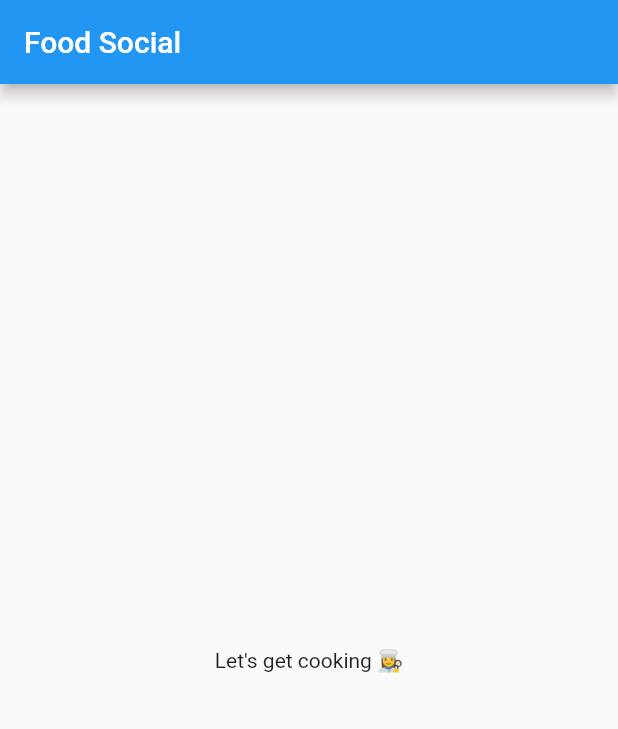
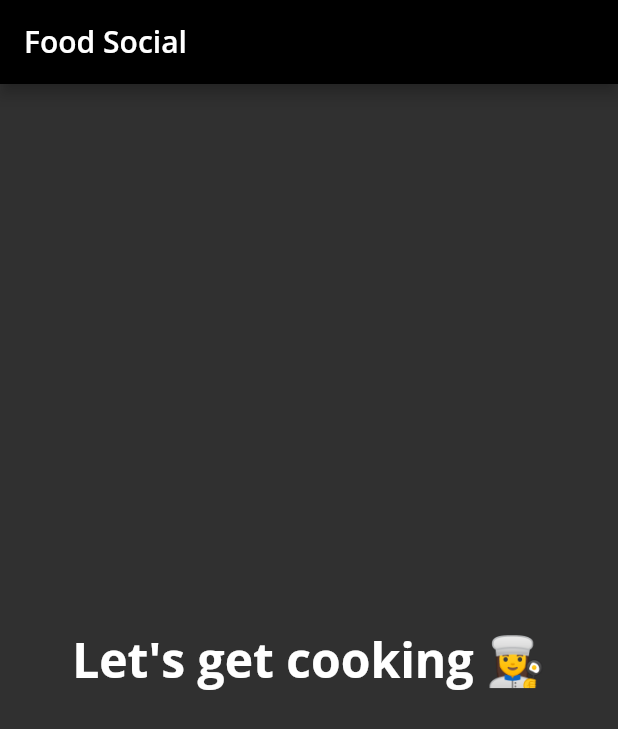
Before and after one commit to eguinosa/foodsocial-app, a Flutter app: the screen it shows after launch, on a phone screen of 412 x 824 dp. Shown: the top 729 px of the screen. Run offline on Flutter 3.47's test engine with Material 2 defaults, Android fonts, the light colour scheme and no system bars; our stand-ins replace google_fonts.

Commit message:
Use the new App's theme.

```diff
--- a/lib/main.dart
+++ b/lib/main.dart
@@ -2,30 +2,39 @@
 // 2023
 
 import 'package:flutter/material.dart';
+import 'foodsocial_theme.dart';
 
 void main() {
-  // 1
   runApp(const FoodSocial());
 }
 
 class FoodSocial extends StatelessWidget {
-  // 2
   const FoodSocial({super.key});
 
   @override
   Widget build(BuildContext context) {
-    // TODO: Create theme
+    // [Done] TODO: Create theme
+    final theme = FoodSocialTheme.dark();
     // TODO: Apply Home Widget
-    // 3
     return MaterialApp(
-      // TODO: Add theme.
+      // [Done] TODO: Add theme.
+      theme: theme,
       title: 'Food Social',
-      // 4
       home: Scaffold(
-        // TODO: Style the title.
-        appBar: AppBar(title: const Text('Food Social')),
-        // TODO: Style the body text.
-        body: const Center(child: Text("Let's get cooking 👩‍🍳"))
+        // [Done] TODO: Style the title.
+        appBar: AppBar(
+          title: Text(
+            'Food Social',
+            style: theme.textTheme.headline6,
+          ),
+        ),
+        // [Done] TODO: Style the body text.
+        body: Center(
+          child: Text(
+            "Let's get cooking 👩‍🍳",
+            style: theme.textTheme.headline1,
+          ),
+        ),
       ),
     );
   }
```
